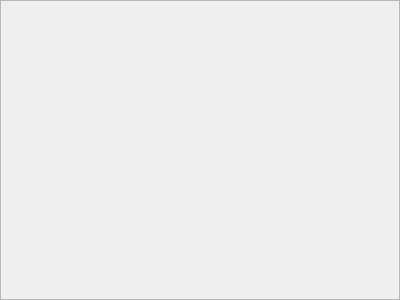
First picture: the form in lib/devices/PVCam/DevTemplate.ui, repository acq4/acq4, before the edit.
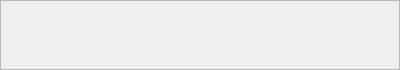
Second picture: the form after the edit.

The edit to the form file:
```diff
--- a/lib/devices/PVCam/DevTemplate.ui
+++ b/lib/devices/PVCam/DevTemplate.ui
@@ -7,7 +7,7 @@
     <x>0</x>
     <y>0</y>
     <width>400</width>
-    <height>300</height>
+    <height>60</height>
    </rect>
   </property>
   <property name="windowTitle">
@@ -22,6 +22,12 @@
    </property>
    <item>
     <widget class="QScrollArea" name="scrollArea">
+     <property name="sizePolicy">
+      <sizepolicy hsizetype="Preferred" vsizetype="Preferred">
+       <horstretch>0</horstretch>
+       <verstretch>0</verstretch>
+      </sizepolicy>
+     </property>
      <property name="horizontalScrollBarPolicy">
       <enum>Qt::ScrollBarAlwaysOff</enum>
      </property>
@@ -34,7 +40,7 @@
         <x>0</x>
         <y>0</y>
         <width>394</width>
-        <height>294</height>
+        <height>54</height>
        </rect>
       </property>
       <layout class="QFormLayout" name="formLayout_2">
```
